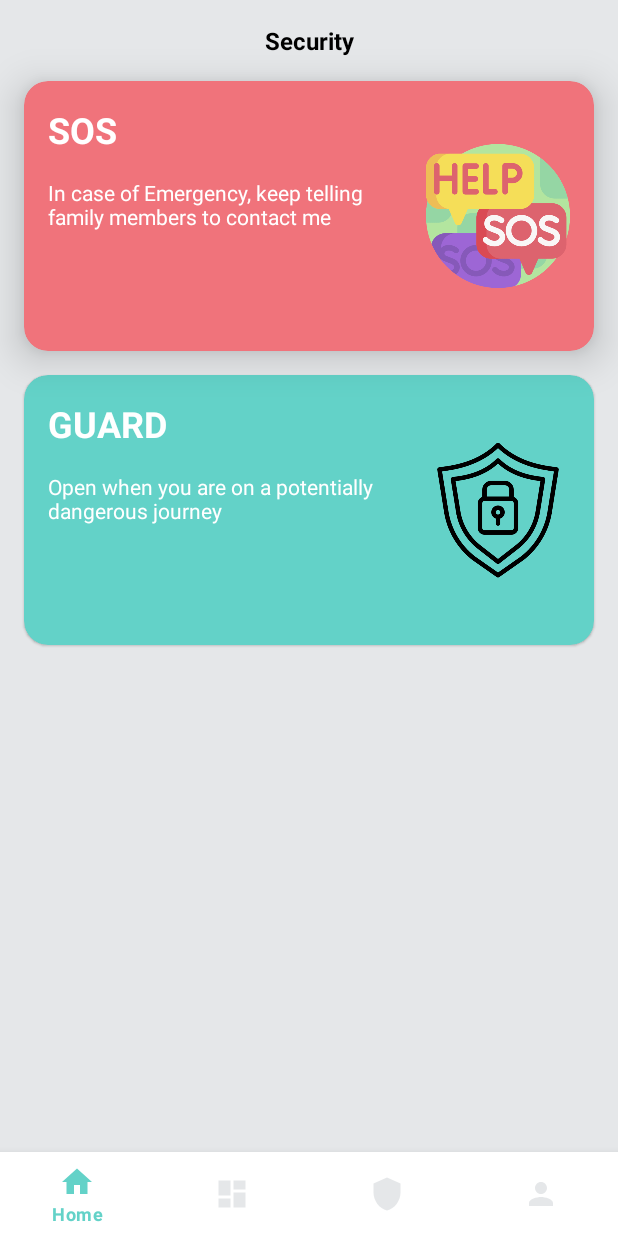
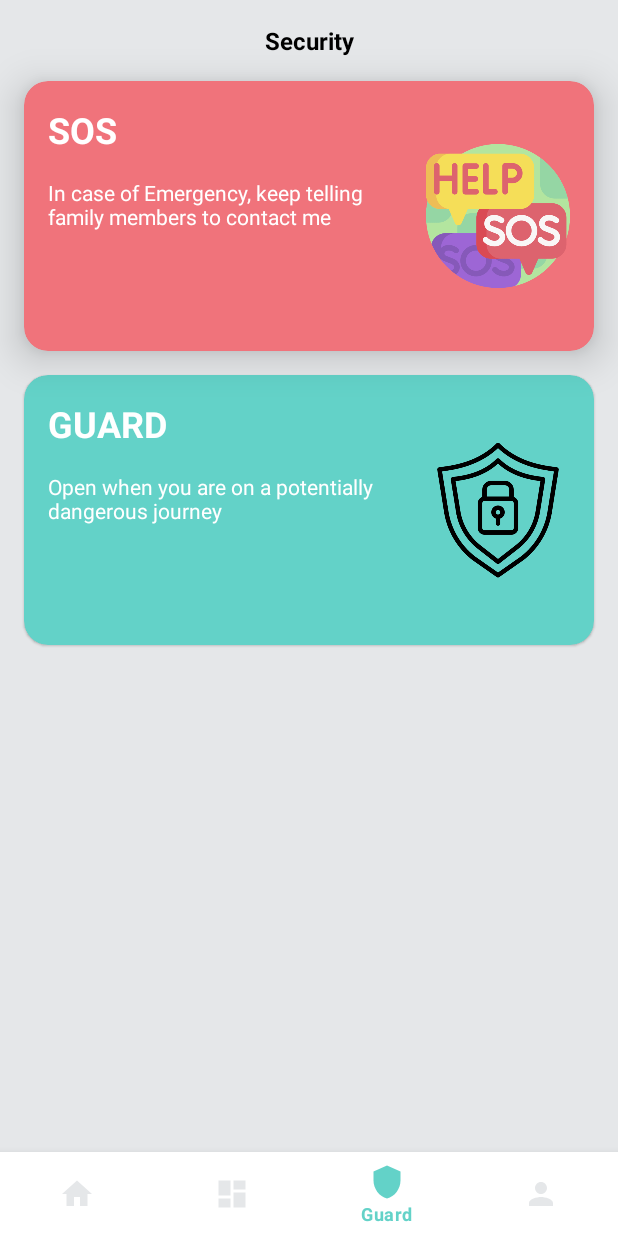
Before and after one commit to tushar9883/Family, an Android app: the screen it shows after launch (HomeScreen before the commit, MainActivity after it), item 3 of the bottom bar chosen, on a phone screen of 412 x 824 dp. Run offline under Robolectric (Android 15) with nearby library versions, the phone set to English and light mode, and no system bars.

Commit message:
Initial Comment

```diff
--- a/app/build.gradle
+++ b/app/build.gradle
@@ -9,7 +9,7 @@ android {
 
     defaultConfig {
         applicationId "com.example.family"
-        minSdk 24
+        minSdk 23
         targetSdk 33
         versionCode 1
         versionName "1.0"
--- a/app/src/main/AndroidManifest.xml
+++ b/app/src/main/AndroidManifest.xml
@@ -12,7 +12,7 @@
         android:theme="@style/Theme.Family"
         tools:targetApi="31">
         <activity
-            android:name=".HomeScreen"
+            android:name=".MainActivity"
             android:exported="true" >
             <intent-filter>
                 <action android:name="android.intent.action.MAIN" />
--- a/app/src/main/java/com/example/family/HomeScreen.kt
+++ b/app/src/main/java/com/example/family/MainActivity.kt
@@ -5,22 +5,31 @@ import android.os.Bundle
 import com.example.family.fragment.GuardFragment
 import com.google.android.material.bottomnavigation.BottomNavigationView
 
-class HomeScreen : AppCompatActivity() {
+class MainActivity : AppCompatActivity() {
     override fun onCreate(savedInstanceState: Bundle?) {
         super.onCreate(savedInstanceState)
-        setContentView(R.layout.activity_home_screen)
+        setContentView(R.layout.activity_main)
 
-        var bottomBar = findViewById<BottomNavigationView>(R.id.bottom_bar)
+        val bottomBar = findViewById<BottomNavigationView>(R.id.bottom_bar)
 
         bottomBar.setOnItemSelectedListener {
 
-            inflateFragment()
+            if(it.itemId == R.id.nav_guard){
+                inflateGuardFragment()
+            }else if (it.itemId ==R.id.nav_home){
+                inflateHomeFragment()
+            }
 
-            false
+
+            true
         }
     }
 
-    private fun inflateFragment() {
+    private fun inflateHomeFragment() {
+
+    }
+
+    private fun inflateGuardFragment() {
         val transaction = supportFragmentManager.beginTransaction()
         transaction.replace(R.id.container, GuardFragment.newInstance())
         transaction.commit()
--- a/app/src/main/res/layout/activity_home_screen.xml
+++ b/app/src/main/res/layout/activity_main.xml
@@ -4,20 +4,9 @@
     xmlns:tools="http://schemas.android.com/tools"
     android:layout_width="match_parent"
     android:layout_height="match_parent"
-    tools:context=".HomeScreen">
+    tools:context=".MainActivity">
 
-    <TextView
-        android:id="@+id/title"
-        android:layout_width="wrap_content"
-        android:layout_height="wrap_content"
-        android:layout_margin="@dimen/dimen_16dp"
-        android:text="@string/my_family"
-        android:textColor="@color/black"
-        android:textSize="@dimen/dimen_16_sp"
-        android:textStyle="bold"
-        app:layout_constraintEnd_toEndOf="parent"
-        app:layout_constraintStart_toStartOf="parent"
-        app:layout_constraintTop_toTopOf="parent" />
+
     <FrameLayout
         android:id="@+id/container"
         android:layout_width="match_parent"
```
Also changed, not shown: app/src/main/java/com/example/family/fragment/HomeFragment.kt (added, +29 -0 lines), app/src/main/res/layout/fragment_home.xml (added, +23 -0 lines).
